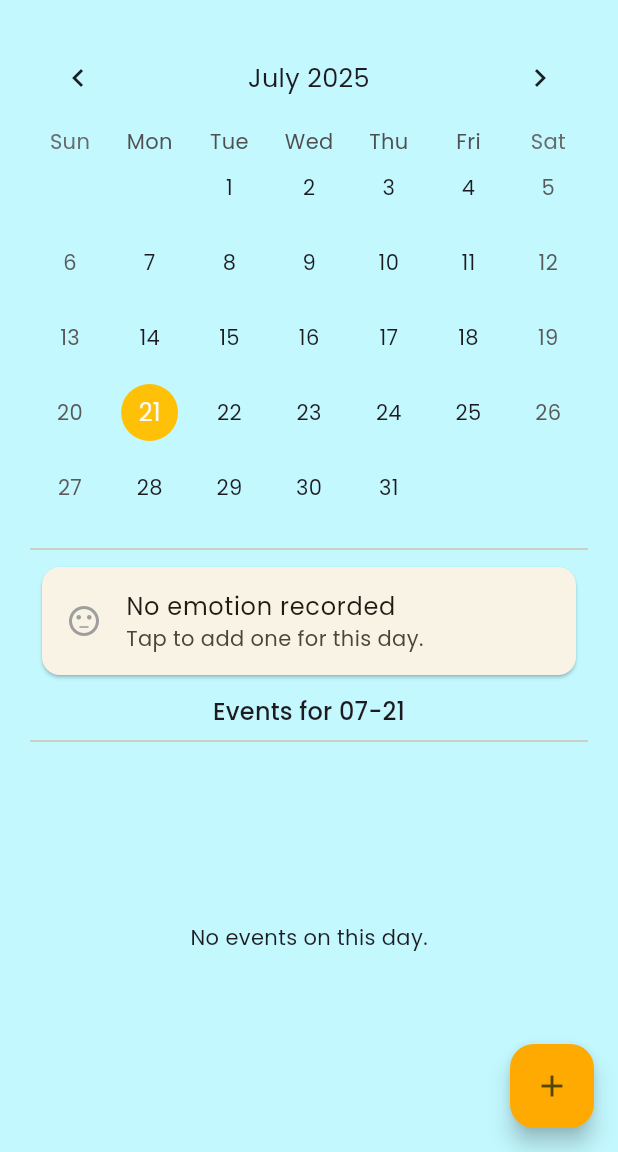
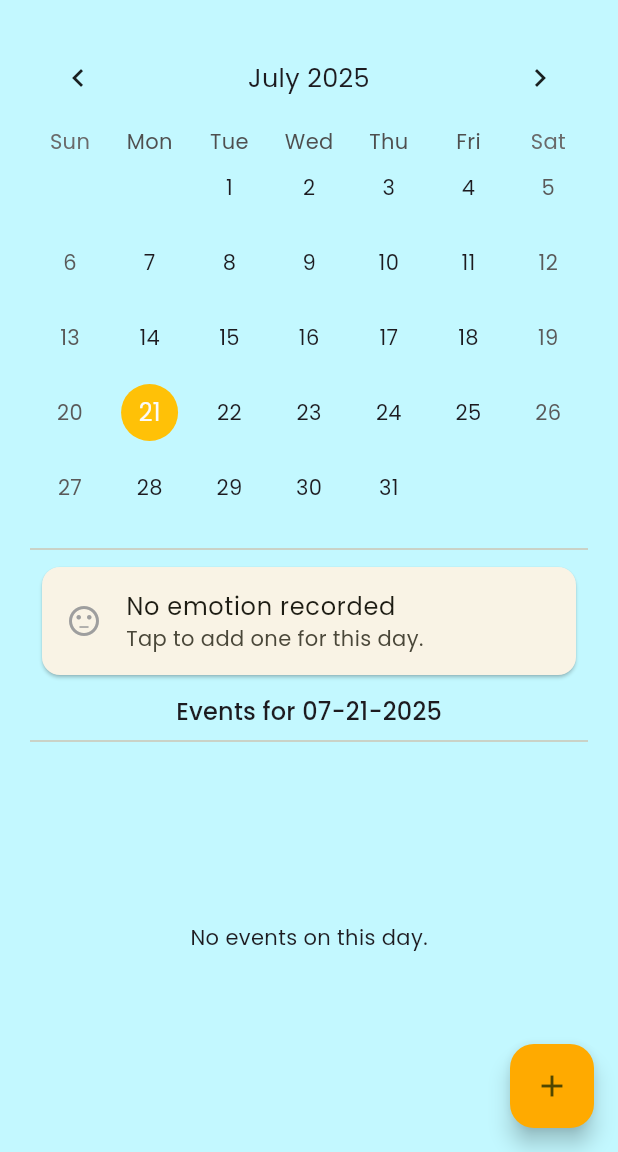
Before and after one commit to ChrisTuck04/OnPAR, a Flutter app: the CalendarPage screen opened directly with empty values, on a phone screen of 412 x 824 dp, the part 84-1236 px from its top. Run offline on Flutter 3.47's test engine with Material 3 defaults, Android fonts, the phone set to English and light mode, and no system bars; drawn by our look-alikes of table_calendar; our stand-ins replace flutter_dotenv, google_fonts, jwt_decoder, logger; network calls fail.

Commit message:
Reordered icon button on emotions to be consistent with events

```diff
--- a/FlutterApplication/lib/pages/calendar_page.dart
+++ b/FlutterApplication/lib/pages/calendar_page.dart
@@ -741,12 +741,12 @@ class _CalendarPageState extends State<CalendarPage> {
                     mainAxisSize: MainAxisSize.min,
                     children: [
                       IconButton(
+                        icon: Icon(Icons.edit, color: Colors.blue),
+                        onPressed: () => _showEmotionDialog(emotion: emotion),
+                      ),
+                      IconButton(
                         icon: const Icon(Icons.delete_outline, color: Colors.red),
                         onPressed: () => _deleteEmotion(emotion),
-                      ),
-                      IconButton(
-                        icon: Icon(Icons.edit, color: Colors.blue),
-                        onPressed: () => _showEmotionDialog(emotion: emotion),
                       ),
                     ],
                   ),
@@ -755,7 +755,7 @@ class _CalendarPageState extends State<CalendarPage> {
             },
           ),
           const SizedBox(height: 8),
-          Text("Events for ${DateFormat('MM-dd').format(_focusedDay)}", style: Theme
+          Text("Events for ${DateFormat('MM-dd-yyyy').format(_focusedDay)}", style: Theme
               .of(context)
               .textTheme
               .titleMedium),
```
